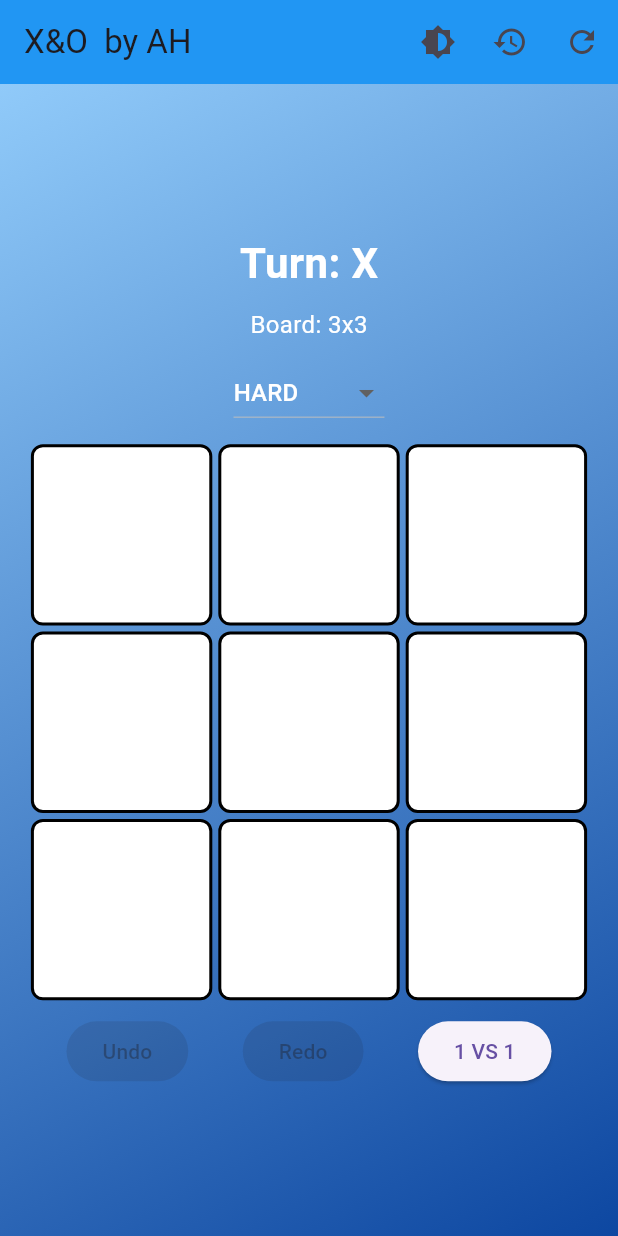
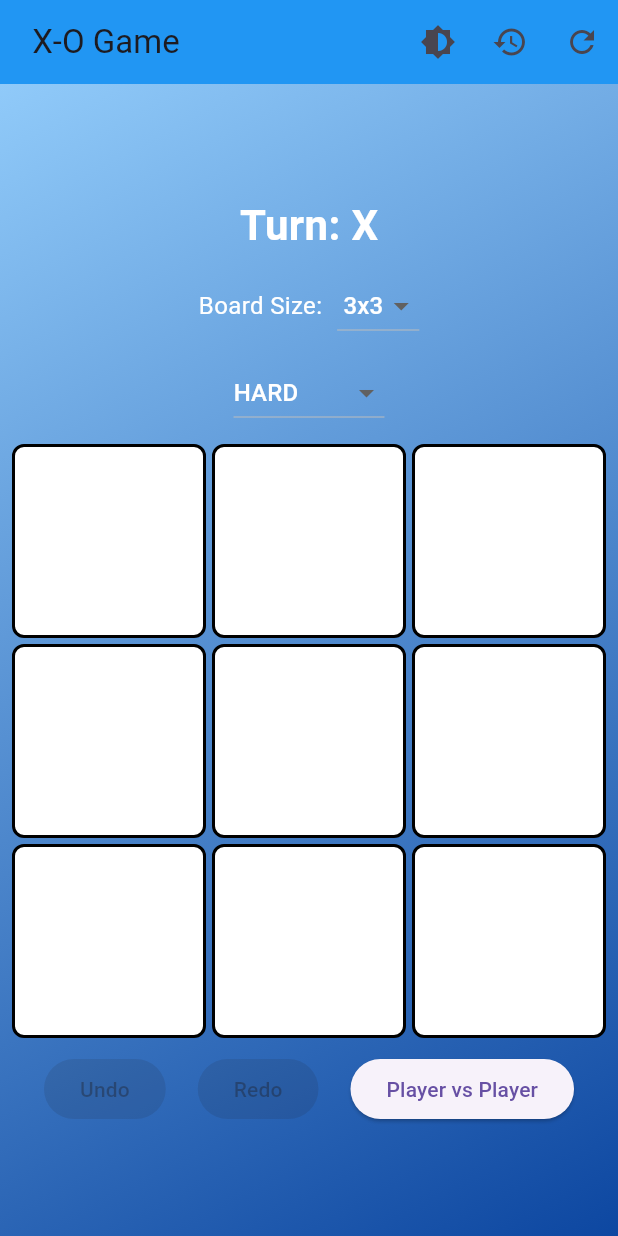
Before and after one commit to FlutterSmith/xo_game, a Flutter app: the screen it shows after launch, on a phone screen of 412 x 824 dp. Run offline on Flutter 3.47's test engine with Material 3 defaults, Android fonts, the phone set to English and light mode, and no system bars; our stand-ins replace bloc, equatable, flutter_bloc, sqflite; accounts and stored records are empty.

Commit message:
Update Flutter dependencies, improve code formatting, and add new game board widgets

```diff
--- a/lib/blocs/game_event.dart
+++ b/lib/blocs/game_event.dart
@@ -43,10 +43,6 @@ class ChangeDifficulty extends GameEvent {
   List<Object> get props => [difficulty];
 }
 
-class LoadHistory extends GameEvent {
-  const LoadHistory();
-}
-
 class UpdateBoardSettings extends GameEvent {
   final int boardSize;
   final int winCondition;
@@ -54,3 +50,11 @@ class UpdateBoardSettings extends GameEvent {
   @override
   List<Object> get props => [boardSize, winCondition];
 }
+
+class LoadHistory extends GameEvent {
+  const LoadHistory();
+}
+
+class ClearHistory extends GameEvent {
+  const ClearHistory();
+}
--- a/lib/blocs/game_state.dart
+++ b/lib/blocs/game_state.dart
@@ -7,7 +7,13 @@ class Snapshot extends Equatable {
   final bool gameOver;
   final String resultMessage;
   final List<int> winningCells;
-  const Snapshot({required this.board, required this.currentPlayer, required this.gameOver, required this.resultMessage, required this.winningCells});
+  const Snapshot({
+    required this.board,
+    required this.currentPlayer,
+    required this.gameOver,
+    required this.resultMessage,
+    required this.winningCells,
+  });
   @override
   List<Object> get props => [board, currentPlayer, gameOver, resultMessage, winningCells];
 }
@@ -25,6 +31,8 @@ class GameState extends Equatable {
   final List<String> gameHistory;
   final int boardSize;
   final int winCondition;
+  final String aiMessage;
+
   const GameState({
     required this.board,
     required this.currentPlayer,
@@ -38,9 +46,11 @@ class GameState extends Equatable {
     required this.gameHistory,
     required this.boardSize,
     required this.winCondition,
+    required this.aiMessage,
   });
+
   factory GameState.initial() {
-    int size = 3;
+    int size = 3; // Default board: 3x3, win condition 3
     return GameState(
       board: List.filled(size * size, ''),
       currentPlayer: 'X',
@@ -54,8 +64,10 @@ class GameState extends Equatable {
       gameHistory: [],
       boardSize: size,
       winCondition: size,
+      aiMessage: '',
     );
   }
+
   GameState copyWith({
     List<String>? board,
     String? currentPlayer,
@@ -69,6 +81,7 @@ class GameState extends Equatable {
     List<String>? gameHistory,
     int? boardSize,
     int? winCondition,
+    String? aiMessage,
   }) {
     return GameState(
       board: board ?? this.board,
@@ -83,8 +96,24 @@ class GameState extends Equatable {
       gameHistory: gameHistory ?? this.gameHistory,
       boardSize: boardSize ?? this.boardSize,
       winCondition: winCondition ?? this.winCondition,
+      aiMessage: aiMessage ?? this.aiMessage,
     );
   }
+
   @override
-  List<Object> get props => [board, currentPlayer, gameOver, resultMessage, winningCells, undoStack, redoStack, gameMode, aiDifficulty, gameHistory, boardSize, winCondition];
+  List<Object> get props => [
+        board,
+        currentPlayer,
+        gameOver,
+        resultMessage,
+        winningCells,
+        undoStack,
+        redoStack,
+        gameMode,
+        aiDifficulty,
+        gameHistory,
+        boardSize,
+        winCondition,
+        aiMessage,
+      ];
 }
--- /dev/null
+++ b/lib/logic/board_logic_4.dart
@@ -0,0 +1,47 @@
+// lib/logic/board_logic_4.dart
+Map<String, dynamic>? checkWinner4x4(List<String> board) {
+  int size = 4;
+  // Horizontal check: one row per iteration.
+  for (int row = 0; row < size; row++) {
+    int start = row * size;
+    if (board[start] != '' &&
+        board[start] == board[start + 1] &&
+        board[start + 1] == board[start + 2] &&
+        board[start + 2] == board[start + 3]) {
+      return {
+        'winner': board[start],
+        'winningCells': [start, start + 1, start + 2, start + 3]
+      };
+    }
+  }
+  // Vertical check.
+  for (int col = 0; col < size; col++) {
+    if (board[col] != '' &&
+        board[col] == board[col + size] &&
+        board[col + size] == board[col + 2 * size] &&
+        board[col + 2 * size] == board[col + 3 * size]) {
+      return {
+        'winner': board[col],
+        'winningCells': [col, col + size, col + 2 * size, col + 3 * size]
+      };
+    }
+  }
+  // Main diagonal check.
+  if (board[0] != '' &&
+      board[0] == board[5] &&
+      board[5] == board[10] &&
+      board[10] == board[15]) {
+    return {'winner': board[0], 'winningCells': [0, 5, 10, 15]};
+  }
+  // Anti-diagonal check.
+  if (board[3] != '' &&
+      board[3] == board[6] &&
+      board[6] == board[9] &&
+      board[9] == board[12]) {
+    return {'winner': board[3], 'winningCells': [3, 6, 9, 12]};
+  }
+  if (!board.contains('')) {
+    return {'winner': 'Draw', 'winningCells': []};
+  }
+  return null;
+}
--- a/lib/screens/history_screen.dart
+++ b/lib/screens/history_screen.dart
@@ -15,7 +15,8 @@ class HistoryScreen extends StatelessWidget {
             itemCount: state.gameHistory.length,
             itemBuilder: (context, index) {
               return ListTile(
-                title: Text(state.gameHistory[index], style: const TextStyle(fontSize: 20)),
+                title: Text(state.gameHistory[index],
+                    style: const TextStyle(fontSize: 20)),
               );
             },
           );
--- a/lib/screens/home_screen.dart
+++ b/lib/screens/home_screen.dart
@@ -1,4 +1,3 @@
-import 'package:advanced_xo_game/screens/board_widget.dart';
 import 'package:flutter/material.dart';
 import 'package:flutter_bloc/flutter_bloc.dart';
 import '../blocs/game_bloc.dart';
@@ -6,6 +5,8 @@ import '../blocs/game_event.dart';
 import '../blocs/game_state.dart';
 import '../blocs/theme_cubit.dart';
 import 'history_screen.dart';
+import '../widgets/board_widget3.dart';
+import '../widgets/board_widget4.dart';
 
 class HomeScreen extends StatelessWidget {
   const HomeScreen({super.key});
@@ -14,7 +15,7 @@ class HomeScreen extends StatelessWidget {
     final gameBloc = context.read<GameBloc>();
     return Scaffold(
       appBar: AppBar(
-        title: const Text('X&O  by AH'),
+        title: const Text(' X‑O Game'),
         actions: [
           IconButton(
             icon: const Icon(Icons.brightness_6),
@@ -22,8 +23,9 @@ class HomeScreen extends StatelessWidget {
           ),
           IconButton(
             icon: const Icon(Icons.history),
-            onPressed: () => Navigator.of(context)
-                .push(MaterialPageRoute(builder: (_) => const HistoryScreen())),
+            onPressed: () => Navigator.of(context).push(
+              MaterialPageRoute(builder: (_) => const HistoryScreen()),
+            ),
           ),
           IconButton(
             icon: const Icon(Icons.refresh),
@@ -39,7 +41,8 @@ class HomeScreen extends StatelessWidget {
               gradient: LinearGradient(
                 colors: [Colors.blue.shade200, Colors.blue.shade900],
                 begin: Alignment.topLeft,
-                  end: Alignment.bottomRight),
+                end: Alignment.bottomRight,
+              ),
             ),
             child: Column(
               mainAxisAlignment: MainAxisAlignment.center,
@@ -54,21 +57,49 @@ class HomeScreen extends StatelessWidget {
                       fontWeight: FontWeight.bold),
                 ),
                 const SizedBox(height: 10),
-                // Display static board size info
-                const Text('Board: 3x3',
-                    style: TextStyle(fontSize: 16, color: Colors.white)),
+                // Dropdown for board size selection.
+                Row(
+                  mainAxisAlignment: MainAxisAlignment.center,
+                  children: [
+                    const Text(
+                      'Board Size:',
+                      style: TextStyle(fontSize: 16, color: Colors.white),
+                    ),
+                    const SizedBox(width: 10),
+                    DropdownButton<int>(
+                      value: state.boardSize,
+                      dropdownColor: Colors.blue.shade700,
+                      items: [3, 4]
+                          .map(
+                            (e) => DropdownMenuItem<int>(
+                              value: e,
+                              child: Text(' ${e}x$e',
+                                  style: const TextStyle(color: Colors.white)),
+                            ),
+                          )
+                          .toList(),
+                      onChanged: (value) {
+                        if (value != null) {
+                          gameBloc.add(UpdateBoardSettings(value, value));
+                        }
+                      },
+                    ),
+                  ],
+                ),
                 const SizedBox(height: 10),
-                // Only AI Difficulty dropdown remains
+                // Dropdown for AI difficulty selection.
                 DropdownButton<AIDifficulty>(
                   value: state.aiDifficulty,
                   dropdownColor: Colors.blue.shade700,
                   items: AIDifficulty.values
-                      .map((e) => DropdownMenuItem<AIDifficulty>(
+                      .map(
+                        (e) => DropdownMenuItem<AIDifficulty>(
                           value: e,
                           child: Text(
                               e.toString().split('.').last.toUpperCase(),
                               style: const TextStyle(color: Colors.white)),
-                          ))
+                        ),
+                      )
                       .toList(),
                   onChanged: (value) {
                     if (value != null) {
@@ -77,8 +108,12 @@ class HomeScreen extends StatelessWidget {
                   },
                 ),
                 const SizedBox(height: 10),
-                const BoardWidget(),
+                // Display the appropriate board widget.
+                state.boardSize == 3
+                    ? const BoardWidget3()
+                    : const BoardWidget4(),
                 const SizedBox(height: 10),
+                // Bottom control row now only has Undo, Redo, and Toggle Game Mode.
                 Row(
                   mainAxisAlignment: MainAxisAlignment.spaceEvenly,
                   children: [
@@ -96,9 +131,11 @@ class HomeScreen extends StatelessWidget {
                     ),
                     ElevatedButton(
                       onPressed: () => gameBloc.add(const ToggleGameMode()),
-                      child: Text(state.gameMode == GameMode.PvP
-                          ? '1 VS 1'
-                          : 'Player VS PC'),
+                      child: Text(
+                        state.gameMode == GameMode.PvP
+                            ? 'Player vs Player'
+                            : 'Player vs PC',
+                      ),
                     ),
                   ],
                 ),
--- /dev/null
+++ b/lib/widgets/board_widget3.dart
@@ -0,0 +1,43 @@
+import 'package:flutter/material.dart';
+import 'package:flutter_bloc/flutter_bloc.dart';
+import '../blocs/game_bloc.dart';
+import '../blocs/game_state.dart';
+import '../blocs/game_event.dart';
+import 'cell_widget.dart';
+
+class BoardWidget3 extends StatelessWidget {
+  const BoardWidget3({super.key});
+  @override
+  Widget build(BuildContext context) {
+    return BlocBuilder<GameBloc, GameState>(
+      builder: (context, state) {
+        double boardSizePx = MediaQuery.of(context).size.width * 0.9;
+        return AspectRatio(
+          aspectRatio: 1,
+          child: GridView.builder(
+            physics: const NeverScrollableScrollPhysics(),
+            gridDelegate: const SliverGridDelegateWithFixedCrossAxisCount(
+              crossAxisCount: 3,
+              crossAxisSpacing: 4,
+              mainAxisSpacing: 4,
+            ),
+            itemCount: state.board.length,
+            itemBuilder: (context, index) {
+              bool highlight = state.winningCells.contains(index);
+              return CellWidget(
+                index: index,
+                value: state.board[index],
+                highlight: highlight,
+                onTap: () {
+                  if (state.board[index] == '' && !state.gameOver) {
+                    context.read<GameBloc>().add(MoveMade(index));
+                  }
+                },
+              );
+            },
+          ),
+        );
+      },
+    );
+  }
+}
--- /dev/null
+++ b/lib/widgets/cell_widget.dart
@@ -0,0 +1,40 @@
+import 'package:flutter/material.dart';
+
+class CellWidget extends StatelessWidget {
+  final int index;
+  final String value;
+  final bool highlight;
+  final VoidCallback onTap;
+  const CellWidget({
+    super.key,
+    required this.index,
+    required this.value,
+    required this.highlight,
+    required this.onTap,
+  });
+  @override
+  Widget build(BuildContext context) {
+    Color cellColor = highlight ? Colors.greenAccent : Colors.white;
+    return GestureDetector(
+      onTap: onTap,
+      child: AnimatedContainer(
+        duration: const Duration(milliseconds: 300),
+        decoration: BoxDecoration(
+          color: cellColor,
+          border: Border.all(color: Colors.black, width: 2),
+          borderRadius: BorderRadius.circular(8),
+        ),
+        child: Center(
+          child: Text(
+            value,
+            style: const TextStyle(
+              fontSize: 48,
+              fontWeight: FontWeight.bold,
+              color: Colors.black,
+            ),
+          ),
+        ),
+      ),
+    );
+  }
+}
```
Also changed, not shown: lib/blocs/game_bloc.dart (+88 -35 lines), lib/blocs/theme_cubit.dart (+6 -4 lines), lib/utils/game_logic.dart (+16 -63 lines), lib/utils/logic/board_logic_4.dart (added, +50 -0 lines), lib/widgets/board_widget4.dart (added, +43 -0 lines), lib/widgets/cell_widget4.dart (added, +40 -0 lines), pubspec.yaml (+6 -5 lines), pubspec.lock, 1 other file. Lines whose indentation alone changed are shown as unchanged.
